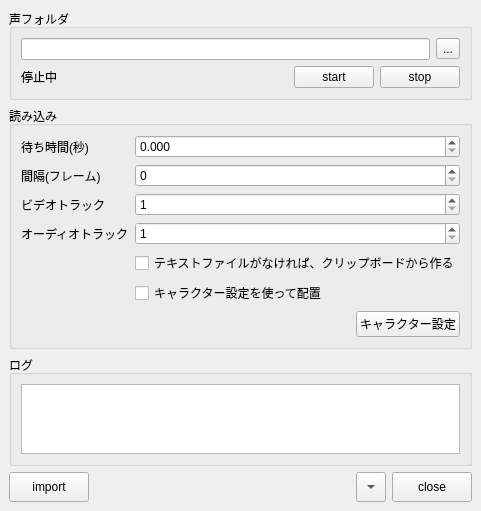
This is app/resolve/Python/rs_resolve/tool/voice_dropper/voice_dropper.ui in nakano000/Resolve_Script as Qt 5 draws it before an edit. The edited form follows.
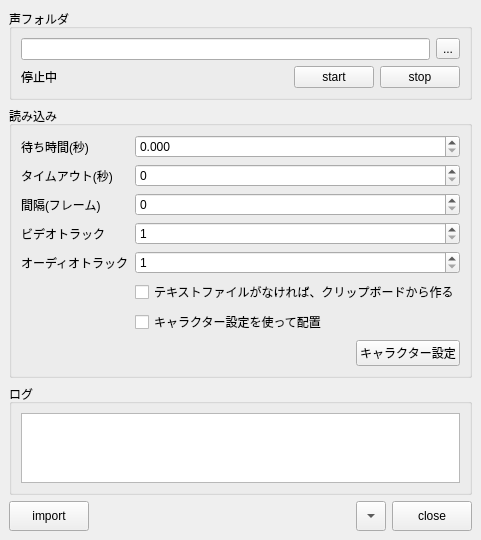
This is the edited form. Custom widgets are drawn as their Qt base class.

Commit message: voicepeak対応

What changed in the file:
```diff
--- a/app/resolve/Python/rs_resolve/tool/voice_dropper/voice_dropper.ui
+++ b/app/resolve/Python/rs_resolve/tool/voice_dropper/voice_dropper.ui
@@ -108,28 +108,28 @@
          </property>
         </widget>
        </item>
-       <item row="1" column="0">
+       <item row="2" column="0">
         <widget class="QLabel" name="label_3">
          <property name="text">
           <string>間隔(フレーム)</string>
          </property>
         </widget>
        </item>
-       <item row="1" column="1">
+       <item row="2" column="1">
         <widget class="QSpinBox" name="offsetSpinBox">
          <property name="maximum">
           <number>999999999</number>
          </property>
         </widget>
        </item>
-       <item row="2" column="0">
+       <item row="3" column="0">
         <widget class="QLabel" name="label_4">
          <property name="text">
           <string>ビデオトラック</string>
          </property>
         </widget>
        </item>
-       <item row="2" column="1">
+       <item row="3" column="1">
         <widget class="QSpinBox" name="videoIndexSpinBox">
          <property name="minimum">
           <number>1</number>
@@ -139,14 +139,14 @@
          </property>
         </widget>
        </item>
-       <item row="3" column="0">
+       <item row="4" column="0">
         <widget class="QLabel" name="label">
          <property name="text">
           <string>オーディオトラック</string>
          </property>
         </widget>
        </item>
-       <item row="3" column="1">
+       <item row="4" column="1">
         <widget class="QSpinBox" name="audioIndexSpinBox">
          <property name="minimum">
           <number>1</number>
@@ -156,14 +156,14 @@
          </property>
         </widget>
        </item>
-       <item row="5" column="1">
+       <item row="6" column="1">
         <widget class="QCheckBox" name="useCharaCheckBox">
          <property name="text">
           <string>キャラクター設定を使って配置</string>
          </property>
         </widget>
        </item>
-       <item row="6" column="1">
+       <item row="7" column="1">
         <layout class="QHBoxLayout" name="horizontalLayout_4">
          <item>
           <spacer name="horizontalSpacer_3">
@@ -187,13 +187,27 @@
          </item>
         </layout>
        </item>
-       <item row="4" column="1">
+       <item row="5" column="1">
         <widget class="QCheckBox" name="makeTextCheckBox">
          <property name="text">
           <string>テキストファイルがなければ、クリップボードから作る</string>
          </property>
         </widget>
        </item>
+       <item row="1" column="0">
+        <widget class="QLabel" name="label_5">
+         <property name="text">
+          <string>タイムアウト(秒)</string>
+         </property>
+        </widget>
+       </item>
+       <item row="1" column="1">
+        <widget class="QSpinBox" name="timeOutSpinBox">
+         <property name="maximum">
+          <number>999</number>
+         </property>
+        </widget>
+       </item>
       </layout>
      </widget>
     </item>
```
The commit also changes 2 other files.
